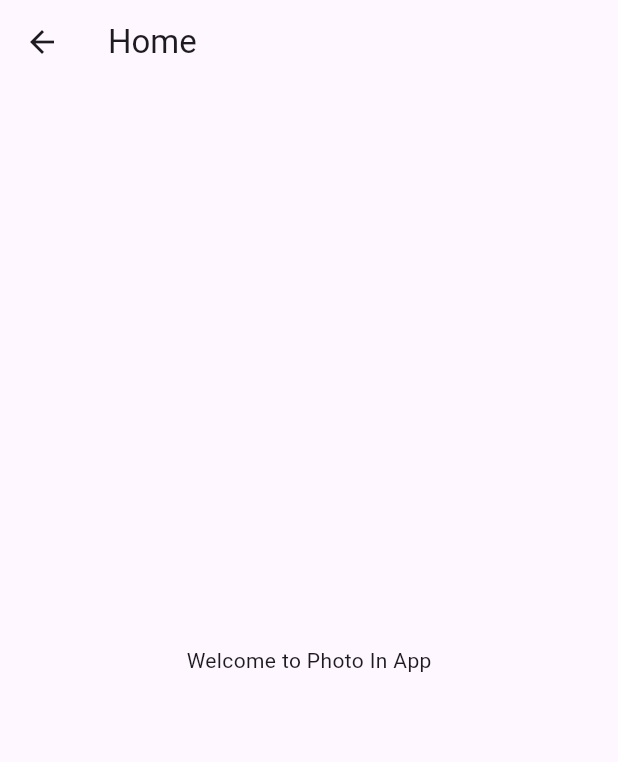
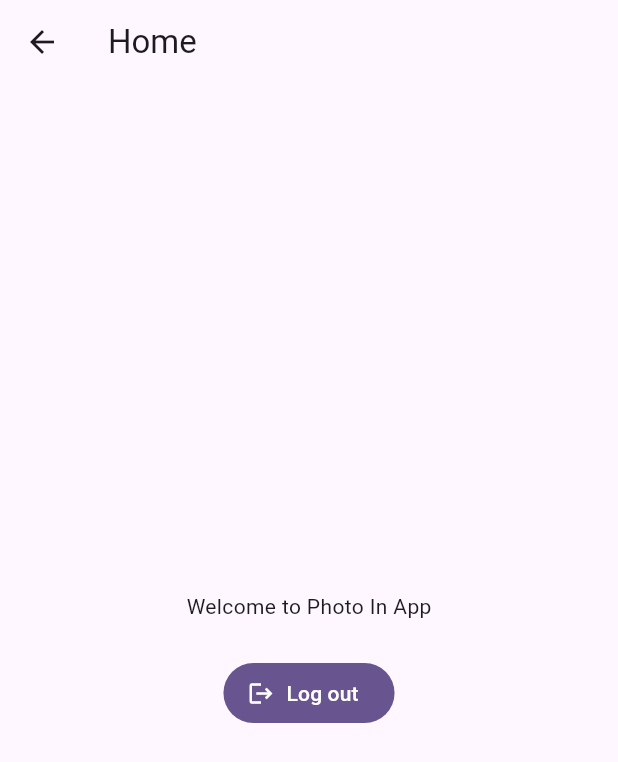
Before and after one commit to ahmad-mukhlish/photo_in, a Flutter app: the HomeView screen opened by its route, on a phone screen of 412 x 824 dp. Shown: the top 762 px of the screen. Run offline on Flutter 3.47's test engine with Material 3 defaults, Android fonts, the light colour scheme and no system bars; our stand-ins replace dio, get, shared_preferences; accounts and stored records are empty.

Commit message:
implement logout

```diff
--- a/lib/data/repositories/auth_repository.dart
+++ b/lib/data/repositories/auth_repository.dart
@@ -79,6 +79,12 @@ class AuthRepository {
     await prefs.setString(StorageKeys.refreshToken, refreshToken);
   }
 
+  Future<void> logout() async {
+    final prefs = await SharedPreferences.getInstance();
+    await prefs.remove(StorageKeys.accessToken);
+    await prefs.remove(StorageKeys.refreshToken);
+  }
+
   String _extractDioErrorMessage(DioException error) {
     const fallbackMessage = 'Unable to log in. Please try again.';
     final responseData = error.response?.data;
--- /dev/null
+++ b/lib/modules/home/home_binding.dart
@@ -0,0 +1,11 @@
+import 'package:get/get.dart';
+
+import '../../data/repositories/auth_repository.dart';
+import 'home_controller.dart';
+
+class HomeBinding extends Bindings {
+  @override
+  void dependencies() {
+    Get.lazyPut<HomeController>(() => HomeController(Get.find<AuthRepository>()));
+  }
+}
--- /dev/null
+++ b/lib/modules/home/home_controller.dart
@@ -0,0 +1,31 @@
+import 'package:get/get.dart';
+
+import '../../data/repositories/auth_repository.dart';
+import '../../routes/app_routes.dart';
+
+class HomeController extends GetxController {
+  HomeController(this._authRepository);
+
+  final AuthRepository _authRepository;
+  final isProcessing = false.obs;
+
+  Future<void> logout() async {
+    if (isProcessing.value) {
+      return;
+    }
+
+    isProcessing.value = true;
+    try {
+      await _authRepository.logout();
+      Get.offAllNamed(Routes.login);
+    } catch (_) {
+      Get.snackbar(
+        'Logout failed',
+        'Unable to log out. Please try again.',
+        snackPosition: SnackPosition.BOTTOM,
+      );
+    } finally {
+      isProcessing.value = false;
+    }
+  }
+}
--- a/lib/modules/home/home_view.dart
+++ b/lib/modules/home/home_view.dart
@@ -1,6 +1,8 @@
 import 'package:flutter/material.dart';
+import 'package:get/get.dart';
+import 'home_controller.dart';
 
-class HomeView extends StatelessWidget {
+class HomeView extends GetView<HomeController> {
   const HomeView({super.key});
 
   @override
@@ -9,8 +11,29 @@ class HomeView extends StatelessWidget {
       appBar: AppBar(
         title: const Text('Home'),
       ),
-      body: const Center(
-        child: Text('Welcome to Photo In App'),
+      body: Center(
+        child: Column(
+          mainAxisSize: MainAxisSize.min,
+          children: [
+            const Text('Welcome to Photo In App'),
+            const SizedBox(height: 24),
+            Obx(
+              () => FilledButton.icon(
+                onPressed: controller.isProcessing.value ? null : controller.logout,
+                icon: controller.isProcessing.value
+                    ? const SizedBox(
+                        width: 16,
+                        height: 16,
+                        child: CircularProgressIndicator(strokeWidth: 2),
+                      )
+                    : const Icon(Icons.logout),
+                label: Text(
+                  controller.isProcessing.value ? 'Logging out...' : 'Log out',
+                ),
+              ),
+            ),
+          ],
+        ),
       ),
     );
   }
--- a/lib/modules/login/login_binding.dart
+++ b/lib/modules/login/login_binding.dart
@@ -21,7 +21,10 @@ class LoginBinding extends Bindings {
       fenix: true,
     );
 
-    Get.lazyPut<AuthRepository>(() => AuthRepository(Get.find()));
+    Get.lazyPut<AuthRepository>(
+      () => AuthRepository(Get.find()),
+      fenix: true,
+    );
     Get.lazyPut<LoginController>(() => LoginController(Get.find()));
   }
 }
--- a/lib/routes/app_pages.dart
+++ b/lib/routes/app_pages.dart
@@ -1,27 +1,28 @@
 import 'package:get/get.dart';
 
+import '../modules/home/home_binding.dart';
+import '../modules/home/home_controller.dart';
 import '../modules/home/home_view.dart';
 import '../modules/login/login_binding.dart';
 import '../modules/login/login_controller.dart';
 import '../modules/login/login_view.dart';
+import 'app_routes.dart';
 
 class AppPages {
   AppPages._();
 
-  static const login = '/login';
-  static const home = '/home';
-
-  static const initial = login;
+  static const initial = Routes.login;
 
   static final routes = <GetPage<dynamic>>[
     GetPage<LoginController>(
-      name: login,
+      name: Routes.login,
       page: () => const LoginView(),
       binding: LoginBinding(),
     ),
-    GetPage(
-      name: home,
+    GetPage<HomeController>(
+      name: Routes.home,
       page: () => const HomeView(),
+      binding: HomeBinding(),
     ),
   ];
 }
--- /dev/null
+++ b/lib/routes/app_routes.dart
@@ -0,0 +1,6 @@
+abstract class Routes {
+  Routes._();
+
+  static const login = '/login';
+  static const home = '/home';
+}
--- a/pubspec.yaml
+++ b/pubspec.yaml
@@ -38,6 +38,7 @@ dependencies:
   dio: ^5.9.0
   get: ^4.7.2
   shared_preferences: ^2.3.3
+  cached_network_image: ^3.4.1
 
 dev_dependencies:
   flutter_test:
```
Also changed, not shown: lib/modules/login/login_controller.dart (+8 -9 lines), pubspec.lock, 1 other file.
